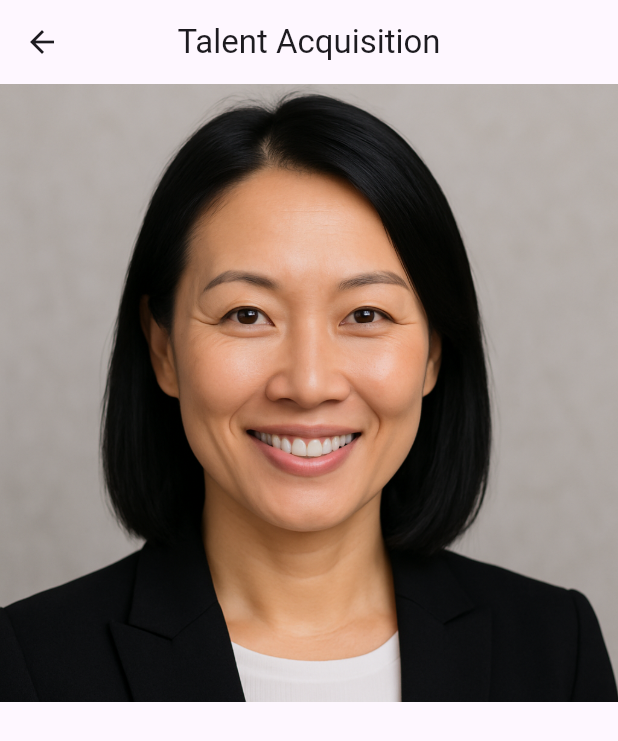
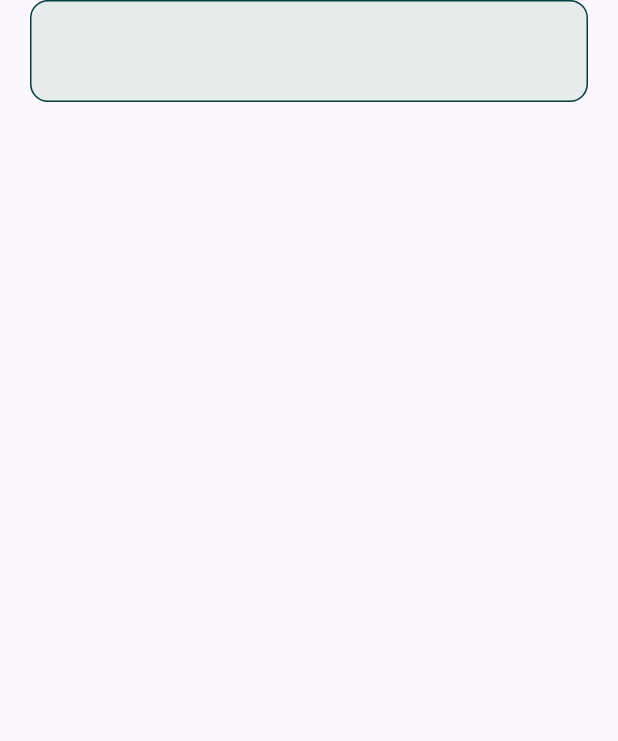
Before and after one commit to rayhantmt/Damaged303, a Flutter app: the CahtView screen opened directly, on a phone screen of 412 x 824 dp. Shown: the top 741 px of the screen. Run offline on Flutter 3.47's test engine with Material 3 defaults, Android fonts, the phone set to English and light mode, and no system bars; our stand-ins replace get.

Commit message:
working on chat view app bar

```diff
--- a/lib/app/modules/chat/caht_view.dart
+++ b/lib/app/modules/chat/caht_view.dart
@@ -1,3 +1,4 @@
+import 'package:damaged303/app/utils/app_colors.dart';
 import 'package:flutter/material.dart';
 
 class CahtView extends StatelessWidget {
@@ -7,13 +8,23 @@ class CahtView extends StatelessWidget {
   @override
   Widget build(BuildContext context) {
     return Scaffold(
-      appBar: AppBar(title: Text(chat_name ?? ''), centerTitle: true),
-      body: Column(
-        children: [
-          SingleChildScrollView(
-            child: Center(child: Image.asset(chat_imng ?? "")),
+      body: SafeArea(
+        child: Padding(
+          padding: const EdgeInsets.only(left: 20, right: 20),
+          child: Column(
+            children: [
+              Container(
+                height: 68,
+                width: double.infinity,
+                decoration: BoxDecoration(
+                  color: Color(0xffE6ECEB),
+                  border: Border.all(width: 1, color: AppColors.primarycolor),
+                  borderRadius: BorderRadius.circular(12),
+                ),
+              ),
+            ],
           ),
-        ],
+        ),
       ),
     );
   }
```
